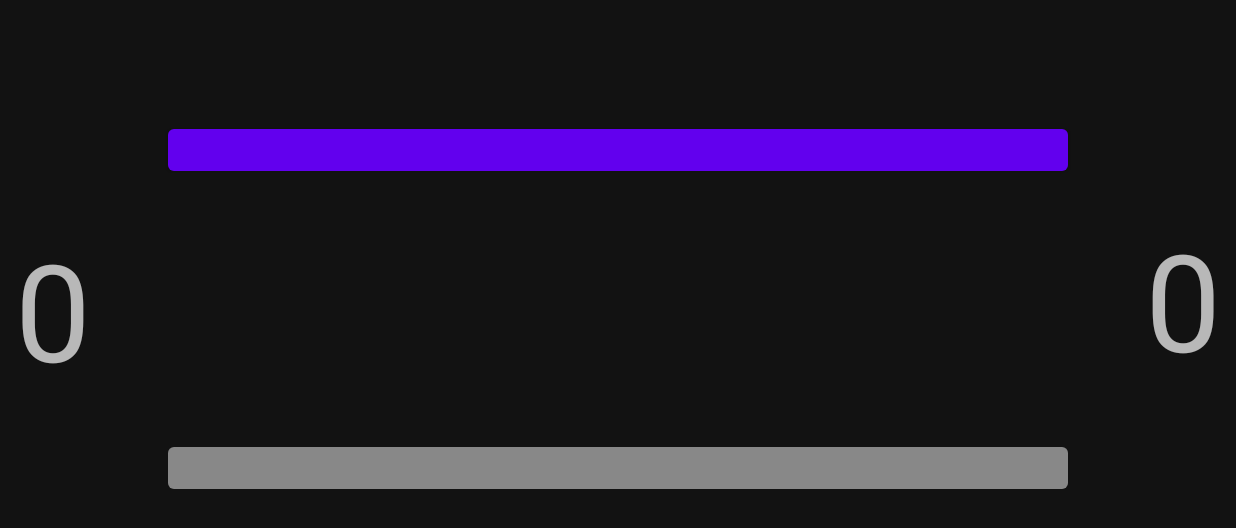
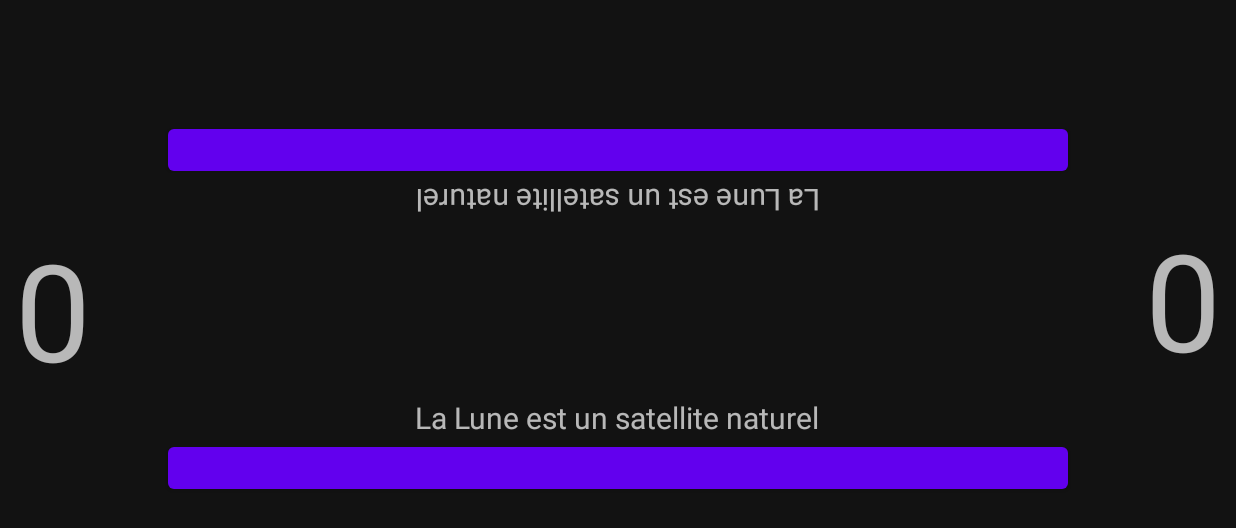
Before and after one commit to rettuba/2020-JER-SpeedQuiz-rettuba, an Android app: the screen it shows after launch (MainActivity), after a tap on an icon or button, on a phone screen of 824 x 412 dp (held sideways). Shown: the top 528 px of the screen. Run offline under Robolectric (Android 15) with nearby library versions, the phone set to English and light mode, and no system bars.

Commit message:
Affichage de question aléatoires lors du clique sur les boutons joueurs

```diff
--- a/app/src/main/java/com/rettuba/speedquiz/MainActivity.java
+++ b/app/src/main/java/com/rettuba/speedquiz/MainActivity.java
@@ -10,21 +10,34 @@ import android.widget.TextView;
 
 import com.google.android.material.button.MaterialButton;
 
+import java.util.ArrayList;
+import java.util.Random;
+
 public class MainActivity extends AppCompatActivity {
 
-    /**Boutons centraux**/
+    /**
+     * Boutons centraux
+     **/
     private MaterialButton BT_Menu;
     private MaterialButton BT_Rejouer;
-    /**Boutons de jeux**/
+    /**
+     * Boutons de jeux
+     **/
     private MaterialButton BT_Joueur1;
     private MaterialButton BT_Joueur2;
-    /**Compteurs**/
+    /**
+     * Compteurs
+     **/
     private TextView Compteur_Joueur1;
     private TextView Compteur_Joueur2;
-    /**Noms**/
+    /**
+     * Noms
+     **/
     private TextView Nom_Joueur1;
     private TextView Nom_Joueur2;
-    /**Questions**/
+    /**
+     * Questions
+     **/
     private TextView Questions_Joueur1;
     private TextView Questions_Joueur2;
 
@@ -55,15 +68,17 @@ public class MainActivity extends AppCompatActivity {
         BT_Rejouer.setVisibility(View.GONE);
 
 
+        /**Récupérer le nom des joueurs**/
         Intent resultActivity = getIntent();
         String nom_joueur1 = resultActivity.getStringExtra("nom_joueur1");
         String nom_joueur2 = resultActivity.getStringExtra("nom_joueur2");
 
+        /**Afficher le nom des joueurs**/
         Nom_Joueur1.setText(nom_joueur1);
         Nom_Joueur2.setText(nom_joueur2);
 
         /**Lors du clique sur le bouton d'un des deux joueurs, rendre l'autre grisé**/
-        BT_Joueur1.setOnClickListener(new View.OnClickListener() {
+        /*BT_Joueur1.setOnClickListener(new View.OnClickListener() {
             @Override
             public void onClick(View v) {
                 BT_Joueur2.setEnabled(false);
@@ -77,12 +92,37 @@ public class MainActivity extends AppCompatActivity {
                 BT_Joueur1.setEnabled(false);
                 BT_Joueur1.setBackgroundColor(Color.GRAY);
             }
+        });*/
+
+        ArrayList question = Source.listeDeQuestions();
+
+        BT_Joueur1.setOnClickListener(new View.OnClickListener() {
+            @Override
+            public void onClick(View v) {
+
+                if (question.size() == 0) {
+                    Questions_Joueur1.setText("NEIN NEIN NEIN !");
+                } else {
+                    Questions_Joueur1.setText(Source.questionAleatoire(question));
+                    Source.removeQuestion(question, Questions_Joueur1.getText().toString());
+                }
+                Questions_Joueur2.setText(Questions_Joueur1.getText());
+            }
         });
 
+        BT_Joueur2.setOnClickListener(new View.OnClickListener() {
+            @Override
+            public void onClick(View v) {
 
 
-        }
-
-
-
+                if (question.size() == 0) {
+                    Questions_Joueur1.setText("NEIN NEIN NEIN !");
+                } else {
+                    Questions_Joueur1.setText(Source.questionAleatoire(question));
+                    Source.removeQuestion(question, Questions_Joueur1.getText().toString());
+                }
+                Questions_Joueur2.setText(Questions_Joueur1.getText());
+            }
+        });
     }
+}
--- /dev/null
+++ b/app/src/main/java/com/rettuba/speedquiz/Question.java
@@ -0,0 +1,4 @@
+package com.rettuba.speedquiz;
+
+public class Question {
+}
--- /dev/null
+++ b/app/src/main/java/com/rettuba/speedquiz/Source.java
@@ -0,0 +1,36 @@
+package com.rettuba.speedquiz;
+
+import androidx.appcompat.app.AppCompatActivity;
+
+import java.util.ArrayList;
+import java.util.Random;
+
+public class Source extends AppCompatActivity {
+
+    public static ArrayList listeDeQuestions() {
+
+        ArrayList<String> Question = new ArrayList<String>();
+
+        Question.add("La racine de 145 est un nombre entier");                     /*FAUX*/
+        Question.add("La suisse a 23 cantons");                                    /*FAUX*/
+        Question.add("La suisse a plus de 8 millions d'habitants (année : 2020)"); /*VRAI*/
+        Question.add("La Russie est le plus grand pays au monde");                 /*Vrai*/
+        Question.add("L'Afrique est un pays");                                     /*Faux*/
+        Question.add("La Lune est un satellite naturel");                          /*Vrai*/
+        Question.add("La terre a moins d'un milliard d'années");                   /*FAUX*/
+
+        return Question;
+    }
+
+    public static String questionAleatoire(ArrayList listeDeQuestions){
+
+        int phrase = (int) (Math.random() * listeDeQuestions.size());
+        String questionRandom = listeDeQuestions.get(phrase).toString();
+        return questionRandom;
+    }
+
+    public static void removeQuestion(ArrayList listeDeQuestions, String phraseARemove){
+        listeDeQuestions.remove(phraseARemove);
+
+    }
+}
```
Also changed, not shown: app/src/main/java/com/rettuba/speedquiz/QuestionManager.java (added, +16 -0 lines).
